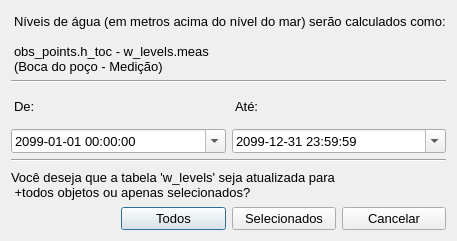
Above: ui/calc_lvl_dialog.ui from qgisbrasil/qgis-midvatten-plugin-pt_BR before the change. Below: the same form after it.
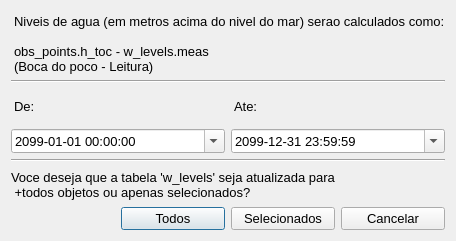
That is the form after the change.

Patch:
```diff
--- a/ui/calc_lvl_dialog.ui
+++ b/ui/calc_lvl_dialog.ui
@@ -67,10 +67,10 @@
         </font>
        </property>
        <property name="text">
-        <string>Níveis de água (em metros acima do nível do mar) serão calculados como:
+        <string>Niveis de agua (em metros acima do nivel do mar) serao calculados como:
 
 obs_points.h_toc - w_levels.meas
-(Boca do poço - Medição)</string>
+(Boca do poco - Leitura)</string>
        </property>
        <property name="alignment">
         <set>Qt::AlignLeading|Qt::AlignLeft|Qt::AlignTop</set>
@@ -159,7 +159,7 @@
         </font>
        </property>
        <property name="text">
-        <string>Até:</string>
+        <string>Ate:</string>
        </property>
        <property name="alignment">
         <set>Qt::AlignLeading|Qt::AlignLeft|Qt::AlignVCenter</set>
@@ -321,7 +321,7 @@
         </font>
        </property>
        <property name="text">
-        <string>Você deseja que a tabela 'w_levels' seja atualizada para
+        <string>Voce deseja que a tabela 'w_levels' seja atualizada para
  +todos objetos ou apenas selecionados?</string>
        </property>
        <property name="wordWrap">
```
